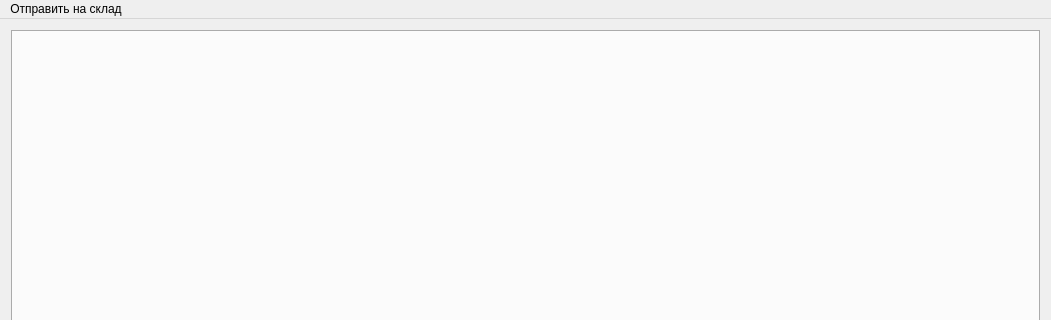
Sergeyego/warehouse, file mainwindow.ui: the form before one commit; both pictures show x 0 to 1051 and y 0 to 320 of the 1051 by 662 pixel window.
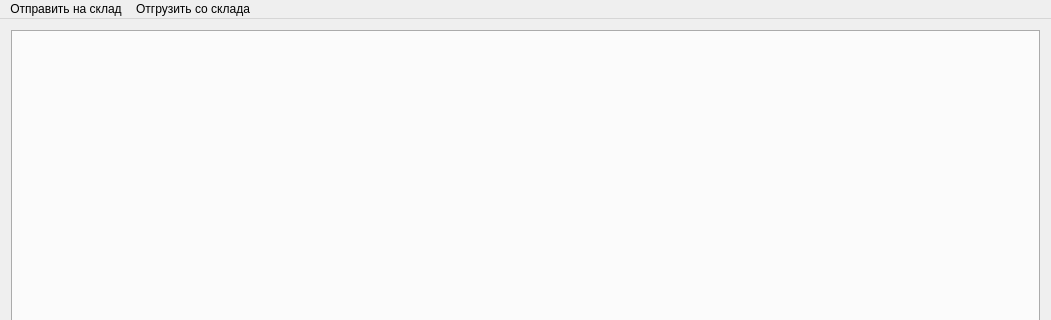
The form after the commit.

The edit to the form file:
```diff
--- a/mainwindow.ui
+++ b/mainwindow.ui
@@ -45,7 +45,14 @@
     </property>
     <addaction name="actionAcceptance"/>
    </widget>
+   <widget class="QMenu" name="menu_2">
+    <property name="title">
+     <string>Отгрузить со склада</string>
+    </property>
+    <addaction name="actionShip"/>
+   </widget>
    <addaction name="menu"/>
+   <addaction name="menu_2"/>
   </widget>
   <action name="actionAcceptance">
    <property name="text">
```
Left out of the diff: 7 changed lines with no effect on the pictures.
